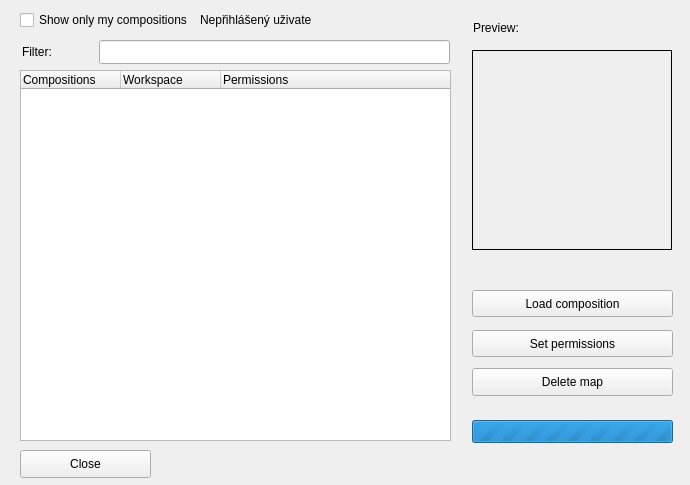
Above: dlg_addMap.ui from LESPROJEKT/qgis-layman-plugin before the change. Below: the same form after it.
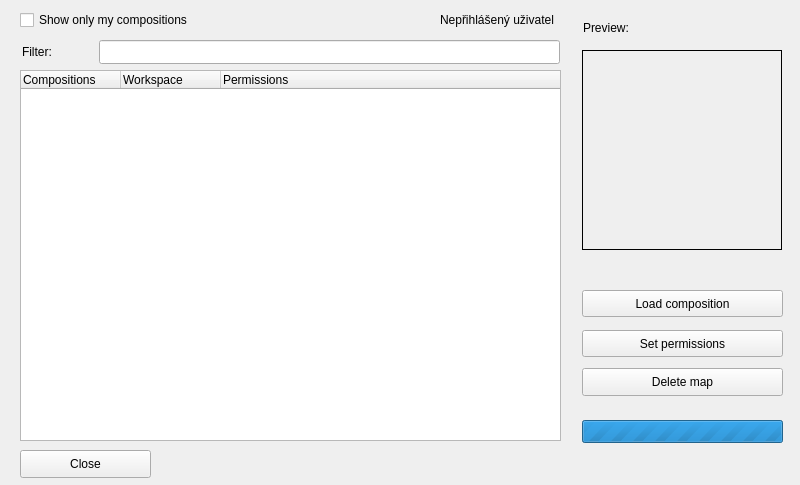
That is the form after the change. Custom widgets are drawn as their Qt base class.

Commit message: preklad, nacitani crs kompozice, uprava UI

Patch:
```diff
--- a/dlg_addMap.ui
+++ b/dlg_addMap.ui
@@ -9,7 +9,7 @@
    <rect>
     <x>0</x>
     <y>0</y>
-    <width>690</width>
+    <width>800</width>
     <height>485</height>
    </rect>
   </property>
@@ -21,13 +21,13 @@
   </property>
   <property name="minimumSize">
    <size>
-    <width>690</width>
+    <width>800</width>
     <height>480</height>
    </size>
   </property>
   <property name="maximumSize">
    <size>
-    <width>690</width>
+    <width>800</width>
     <height>485</height>
    </size>
   </property>
@@ -65,7 +65,7 @@
     <rect>
      <x>20</x>
      <y>70</y>
-     <width>431</width>
+     <width>541</width>
      <height>371</height>
     </rect>
    </property>
@@ -88,7 +88,7 @@
   <widget class="QLabel" name="label_thumbnail">
    <property name="geometry">
     <rect>
-     <x>472</x>
+     <x>582</x>
      <y>50</y>
      <width>200</width>
      <height>200</height>
@@ -104,7 +104,7 @@
   <widget class="QLabel" name="label_2">
    <property name="geometry">
     <rect>
-     <x>473</x>
+     <x>583</x>
      <y>20</y>
      <width>141</width>
      <height>16</height>
@@ -159,7 +159,7 @@
    </property>
    <property name="geometry">
     <rect>
-     <x>472</x>
+     <x>582</x>
      <y>420</y>
      <width>201</width>
      <height>23</height>
@@ -175,7 +175,7 @@
   <widget class="QPushButton" name="pushButton_map">
    <property name="geometry">
     <rect>
-     <x>472</x>
+     <x>582</x>
      <y>290</y>
      <width>201</width>
      <height>27</height>
@@ -188,7 +188,7 @@
   <widget class="QPushButton" name="pushButton_delete">
    <property name="geometry">
     <rect>
-     <x>472</x>
+     <x>582</x>
      <y>368</y>
      <width>201</width>
      <height>28</height>
@@ -201,7 +201,7 @@
   <widget class="QPushButton" name="pushButton_setPermissions">
    <property name="geometry">
     <rect>
-     <x>472</x>
+     <x>582</x>
      <y>330</y>
      <width>201</width>
      <height>27</height>
@@ -216,7 +216,7 @@
     <rect>
      <x>99</x>
      <y>40</y>
-     <width>351</width>
+     <width>461</width>
      <height>24</height>
     </rect>
    </property>
@@ -262,9 +262,9 @@
   <widget class="QLabel" name="label_noUser">
    <property name="geometry">
     <rect>
-     <x>200</x>
+     <x>440</x>
      <y>12</y>
-     <width>111</width>
+     <width>151</width>
      <height>16</height>
     </rect>
    </property>
```
The commit also changes 6 other files.
